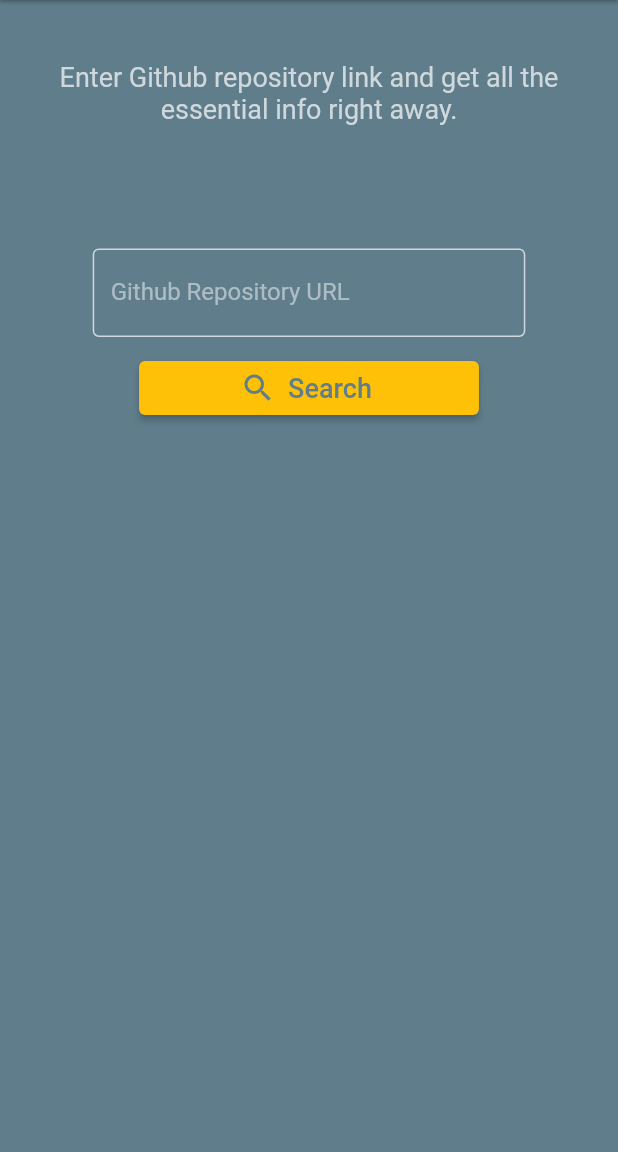
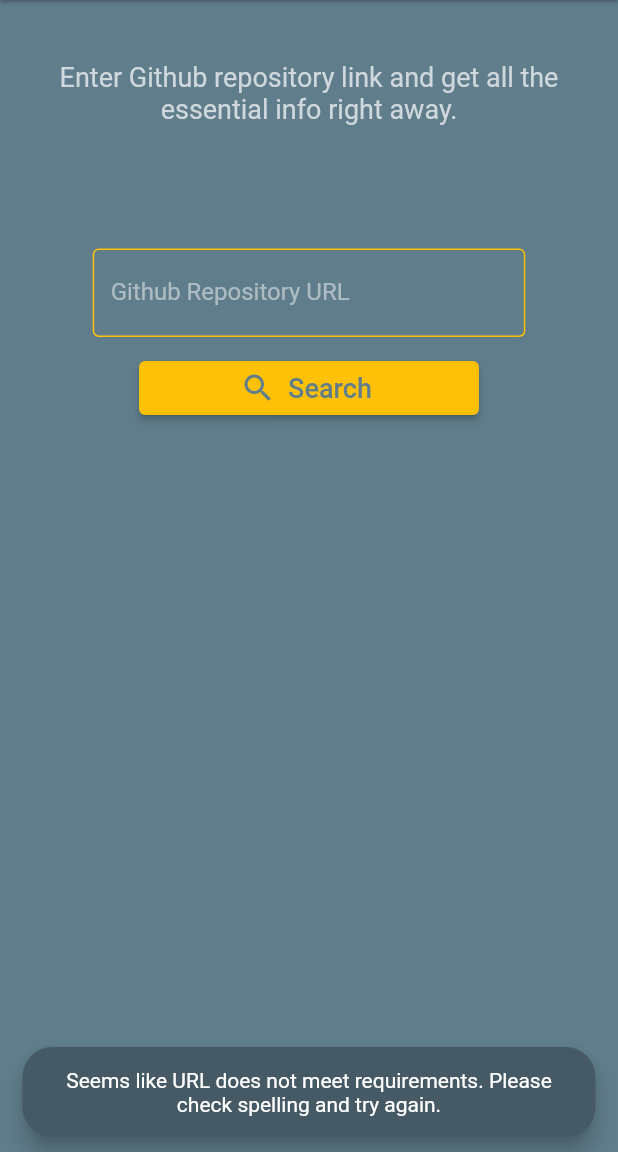
Before and after one commit to zorro-ftw/repogy, a Flutter app: the screen it shows after launch, after a tap on "Search", on a phone screen of 412 x 824 dp, the part 84-1236 px from its top. Run offline on Flutter 3.47's test engine with Material 2 defaults, Android fonts, the phone set to English and light mode, and no system bars; accounts and stored records are empty.

Commit message:
Repo Screen created.

```diff
--- a/lib/models/repo.dart
+++ b/lib/models/repo.dart
@@ -10,7 +10,7 @@ class Repo {
       this.description});
   String name;
   String? description;
-  User owner;
+  User? owner;
   bool private;
   int pullRequests;
   DateTime? lastPushDate;
--- a/lib/viewmodels/main_data.dart
+++ b/lib/viewmodels/main_data.dart
@@ -6,11 +6,11 @@ import 'package:repogy/enums.dart';
 
 /// This class will be storing all necessary data to use with state management.
 class MainData extends ChangeNotifier {
-  late Repo currentRepo; // Variable to store current repo information
-  late User currentRepoOwner;
-  int? pullRequests; // Variable to store current repo owner information
-  late dynamic ownerRawData; // Variable to store raw data for User request
-  late dynamic repoRawData; // Variable to store raw data for Repo request
+  Repo? currentRepo; // Variable to store current repo information
+  User? currentRepoOwner;  // Variable to store current repo owner information
+  int? pullRequests;   // Variable to store current repo pull request numbers.
+  dynamic ownerRawData; // Variable to store raw data for User request
+  dynamic repoRawData; // Variable to store raw data for Repo request
   DataMode dataMode =
       DataMode.loading; // Setting dataMode to loading as default
   final RepoService _repoService = RepoService();
@@ -22,12 +22,21 @@ class MainData extends ChangeNotifier {
     dataMode = DataMode.loading;
     notifyListeners();
 
+    // Composing the final version for api request.
     composedRepoApi = apiLinkRepo + parseGivenUrl(url);
-    repoRawData = await _repoService.getRepoData(composedRepoApi);
-    if (repoRawData.runtimeType == bool && !repoRawData) {
+
+    // If url cannot be parsed, "dataMode" will be updated as fail in "parseGivenUrl" function.
+    // That's why, the control step below is required.
+    if(dataMode != DataMode.fail){
+      repoRawData = await _repoService.getRepoData(composedRepoApi);  // Requesting repo data.
+    }
+
+    // If data request was not successful "dataMode" will be updated as fail and process will be stopped.
+    if (repoRawData.runtimeType == bool && !repoRawData || dataMode == DataMode.fail) {
       dataMode = DataMode.fail;
       notifyListeners();
     } else {
+      // If we succeed getting data for the repo, we can continue with other data.
       await getOwnerData();
       await getPullRequests();
     }
@@ -40,7 +49,7 @@ class MainData extends ChangeNotifier {
         private: repoRawData["private"],
         pullRequests: pullRequests ?? 0,
       );
-      dataMode = DataMode.success;
+      dataMode = DataMode.success;  // Process is completed. "dataMode" can be marked as success now.
       notifyListeners();
     }
   }
@@ -70,9 +79,12 @@ class MainData extends ChangeNotifier {
   /// Parses URL given by user to obtain repository's and owner's name.
   String parseGivenUrl(String url) {
     // Splits the given string into two parts, we need the second part, meaning "/{owner}/{repo}"
-    List<String> split = url.split('github.com/');
-    print("SPLIT GELDİ = $split");
-
+    List<String>? split = url.split('github.com/');
+    if(split.length == 1 || split == null){
+      dataMode = DataMode.fail;
+      notifyListeners();
+      return split[0];
+    }
     // Adding a control step for a corner case i.e. "/" at the end
     if (split[1][split[1].length - 1] == "/") {
       split[1] = split[1].substring(0, split[1].length - 1);
--- a/lib/views/main_screen.dart
+++ b/lib/views/main_screen.dart
@@ -92,7 +92,8 @@ class _MainScreenState extends State<MainScreen> {
                     onPressed: () async {
                       // Handling the case where button is clicked with wrong inputs.
                       if (!_textEditingController.text.contains("github.com")) {
-                        print("URL BOŞ");
+                        showToast(context,
+                            "Seems like URL does not meet requirements. Please check spelling and try again.");
                       } else {
                         Provider.of<MainData>(context, listen: false)
                             .getFullData(_textEditingController.text);
@@ -113,4 +114,17 @@ class _MainScreenState extends State<MainScreen> {
       ),
     );
   }
+
+  /// Shows a toast (snackbar) message. Created for the first URL control.
+  void showToast(context, String message) {
+    final scaffold = ScaffoldMessenger.of(context);
+    scaffold.showSnackBar(
+      SnackBar(
+        behavior: SnackBarBehavior.floating,
+        backgroundColor: kPrimaryColorDark,
+        shape: RoundedRectangleBorder(borderRadius: BorderRadius.circular(20),),
+        content: Text(message, textAlign: TextAlign.center,),
+      ),
+    );
+  }
 }
--- a/lib/widgets/custom_textfield.dart
+++ b/lib/widgets/custom_textfield.dart
@@ -1,6 +1,7 @@
 import 'package:flutter/material.dart';
 import 'package:repogy/constants.dart';
 
+/// Custom created TextField
 class CustomTextField extends StatelessWidget {
   const CustomTextField({
     Key? key,
@@ -31,7 +32,7 @@ class CustomTextField extends StatelessWidget {
                   onPressed: () => _textEditingController.clear(),
                   icon: const Icon(Icons.close), color: kPrimaryColorLight,),
           enabledBorder: const OutlineInputBorder(
-            borderSide: BorderSide(color: kPrimaryColorLight, width: 1),
+            borderSide: BorderSide(color: kAccentColor, width: 1),
           ),
           focusedBorder: const OutlineInputBorder(
             borderSide: BorderSide(color: kAccentColor, width: 2),
```
Also changed, not shown: lib/views/repo_screen.dart (+46 -5 lines).
